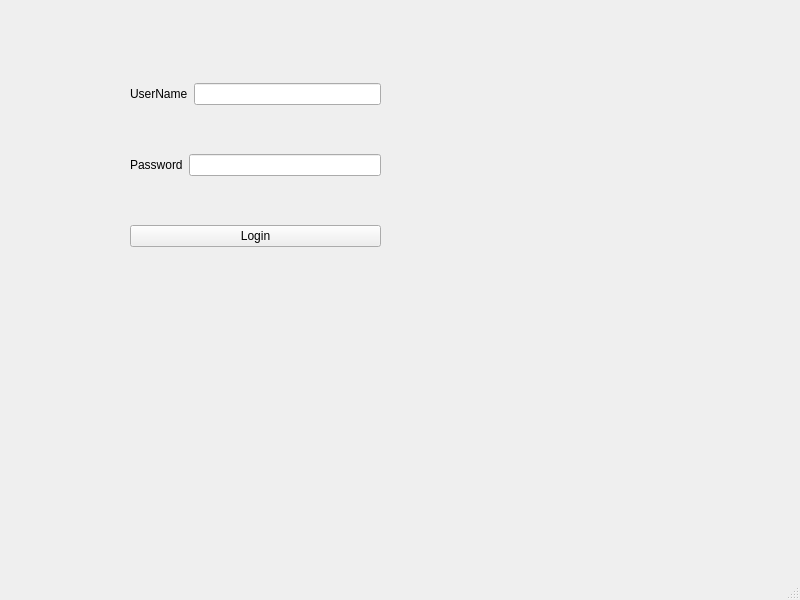
Above: Login/mainwindow.ui from mahsaamini2222/LibraryManagementSystem before the change. Below: the same form after it.
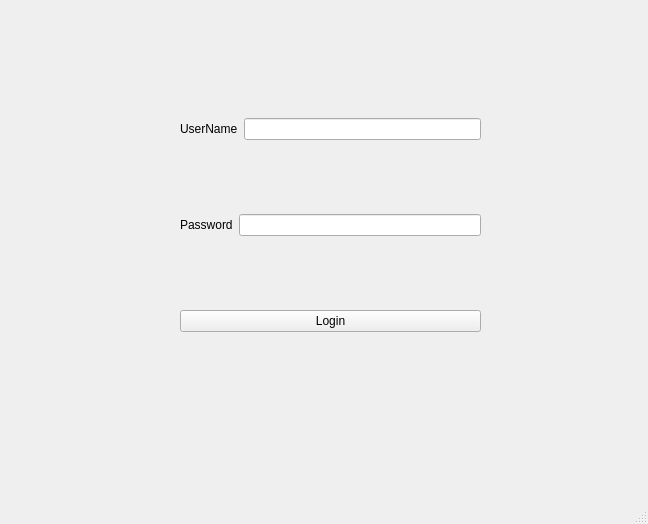
That is the form after the change.

Patch:
```diff
--- a/Login/mainwindow.ui
+++ b/Login/mainwindow.ui
@@ -6,21 +6,21 @@
    <rect>
     <x>0</x>
     <y>0</y>
-    <width>800</width>
-    <height>600</height>
+    <width>648</width>
+    <height>524</height>
    </rect>
   </property>
   <property name="windowTitle">
    <string>MainWindow</string>
   </property>
   <widget class="QWidget" name="centralwidget">
-   <widget class="QWidget" name="">
+   <widget class="QWidget" name="layoutWidget">
     <property name="geometry">
      <rect>
-      <x>130</x>
-      <y>40</y>
-      <width>251</width>
-      <height>251</height>
+      <x>180</x>
+      <y>50</y>
+      <width>301</width>
+      <height>351</height>
      </rect>
     </property>
     <layout class="QVBoxLayout" name="verticalLayout">
```
Left out of the diff: 2 changed lines with no effect on the pictures.
